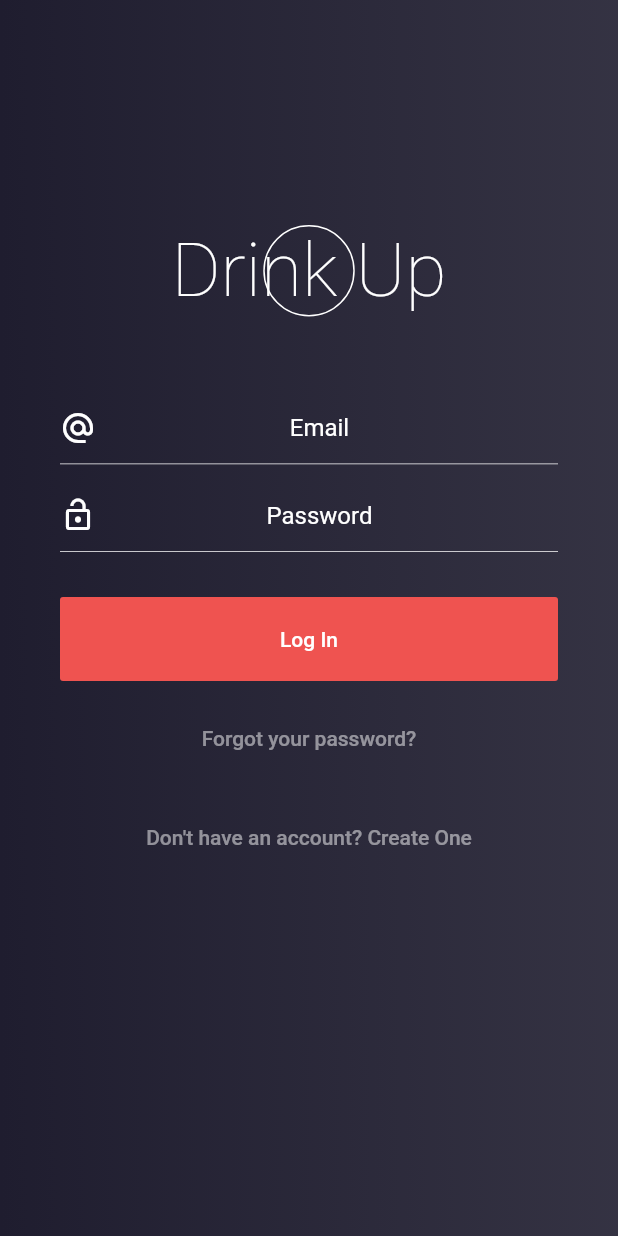
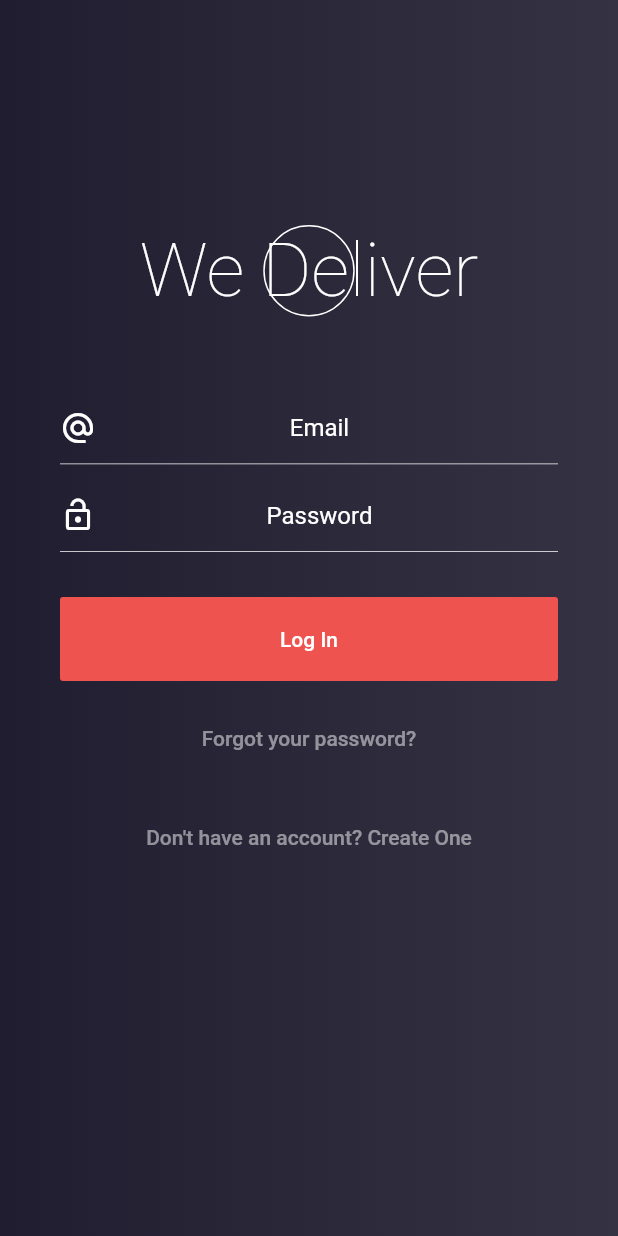
Before and after one commit to Tqs-project/We_Deliver-Frontend-Rider, a Flutter app: the screen it shows after launch, on a phone screen of 412 x 824 dp. Run offline on Flutter 3.47's test engine with Material 2 defaults, Android fonts, the phone set to English and light mode, and no system bars; our stand-ins replace fl_chart, font_awesome_flutter, google_maps_flutter, toggle_switch.

Commit message:
Changed App Name

```diff
--- a/drinkup/lib/Views/Authentication.dart
+++ b/drinkup/lib/Views/Authentication.dart
@@ -58,7 +58,7 @@ class _AuthenticationState extends State<Authentication> {
                 children: <Widget>[
                   Container(
                     child: new Text(
-                      "Drink Up",
+                      "We Deliver",
                       style: TextStyle(
                           fontSize: 50.0,
                           fontWeight: FontWeight.w100,
@@ -367,7 +367,7 @@ class _AuthenticationState extends State<Authentication> {
                 children: <Widget>[
                   Container(
                     child: Text(
-                      "Drink Up",
+                      "We Deliver",
                       style: TextStyle(
                           fontSize: 50.0,
                           fontWeight: FontWeight.w100,
```
